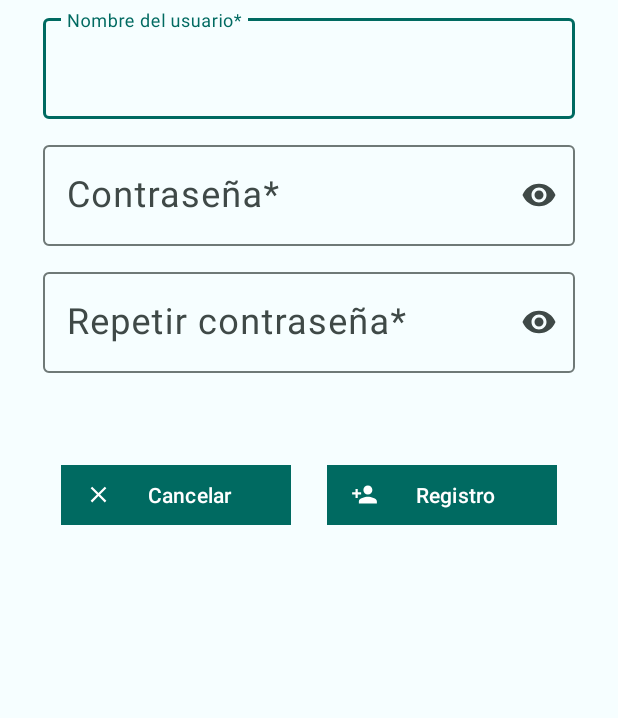
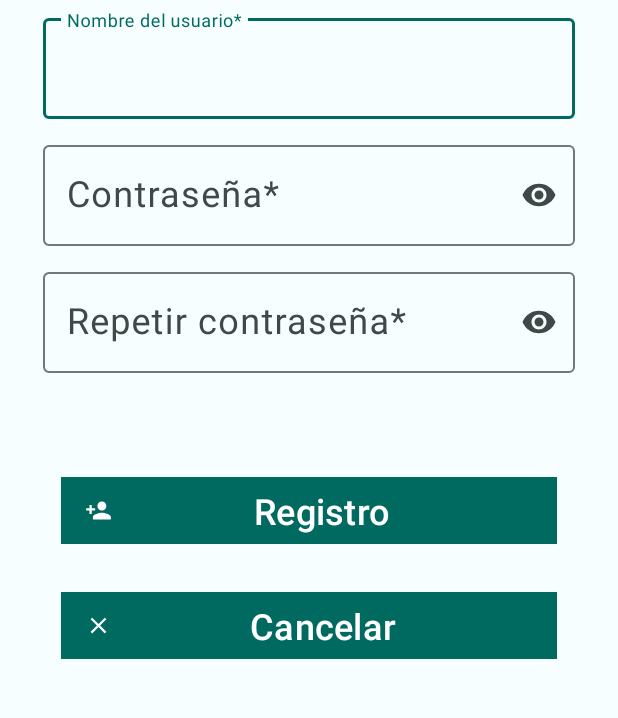
Before and after one commit to luisbargar/pastillApp, an Android app: the RegistroActivity screen opened directly, with no data from a screen before it, on a phone screen of 412 x 824 dp, the part 424-1142 px from its top. Run offline under Robolectric (Android 15) with nearby library versions, the phone set to English and light mode, and no system bars.

Commit message:
botones grandes y ordenados

```diff
--- a/app/src/main/res/layout/activity_home.xml
+++ b/app/src/main/res/layout/activity_home.xml
@@ -20,6 +20,9 @@
         android:layout_height="match_parent"
         android:layout_gravity="start"
         android:fitsSystemWindows="true"
+        app:drawerLayoutCornerSize="1dp"
         app:headerLayout="@layout/nav_header_home"
-        app:menu="@menu/activity_main_drawer" />
+        app:itemIconSize="32dp"
+        app:menu="@menu/activity_main_drawer"
+        app:subheaderInsetEnd="28dp" />
 </androidx.drawerlayout.widget.DrawerLayout>
--- a/app/src/main/res/layout/activity_new_device.xml
+++ b/app/src/main/res/layout/activity_new_device.xml
@@ -179,9 +179,10 @@
                 android:layout_marginTop="20dp"
                 android:layout_marginEnd="110dp"
                 android:text="@string/guardar"
+                android:textSize="24sp"
+                app:cornerRadius="1dp"
                 app:layout_constraintEnd_toEndOf="@id/guideline_vertical_93"
-                app:layout_constraintTop_toBottomOf="@id/ll_horariosS"
-                app:cornerRadius="0dp"/>
+                app:layout_constraintTop_toBottomOf="@id/ll_horariosS" />
 
             <com.google.android.material.button.MaterialButton
                 android:id="@+id/eliminar"
--- a/app/src/main/res/layout/activity_registro.xml
+++ b/app/src/main/res/layout/activity_registro.xml
@@ -31,8 +31,10 @@
         android:id="@+id/guideline_horizontal_50"
         android:layout_width="wrap_content"
         android:layout_height="wrap_content"
+        android:layout_marginTop="32dp"
         android:orientation="horizontal"
-        app:layout_constraintGuide_percent="0.7" />
+        app:layout_constraintGuide_percent="0.69"
+        app:layout_constraintTop_toTopOf="parent" />
 
     <androidx.constraintlayout.widget.Guideline
         android:id="@+id/guideline_horizontal_93"
@@ -118,33 +120,40 @@
     <LinearLayout
         android:layout_width="0dp"
         android:layout_height="wrap_content"
-        android:orientation="horizontal"
+        android:layout_marginTop="16dp"
+        android:orientation="vertical"
         app:layout_constraintEnd_toEndOf="@id/guideline_vertical_93"
         app:layout_constraintStart_toStartOf="@id/guideline_vertical_7"
         app:layout_constraintTop_toBottomOf="@id/guideline_horizontal_50">
 
+
+
+        <com.google.android.material.button.MaterialButton
+            android:id="@+id/registro"
+            style="@style/Widget.Material3.Button.Icon"
+            android:layout_width="match_parent"
+            android:layout_height="wrap_content"
+            android:layout_margin="@dimen/default_margin"
+            android:layout_weight="1"
+            android:text="@string/registro"
+            android:textSize="24sp"
+            app:cornerRadius="0dp"
+            app:icon="@drawable/ic_baseline_person_add_24" />
+
         <com.google.android.material.button.MaterialButton
             android:id="@+id/cancelar"
             style="@style/Widget.Material3.Button.Icon"
-            android:layout_width="0dp"
+            android:layout_width="match_parent"
             android:layout_height="wrap_content"
             android:layout_margin="@dimen/default_margin"
             android:layout_weight="1"
             android:text="@string/cancelar"
             android:textColorLink="#00695C"
-            app:icon="@drawable/ic_baseline_close_24"
-            app:cornerRadius="0dp"/>
+            android:textSize="24dp"
+            app:cornerRadius="0dp"
+            app:icon="@drawable/ic_baseline_close_24" />
 
-        <com.google.android.material.button.MaterialButton
-            android:id="@+id/registro"
-            style="@style/Widget.Material3.Button.Icon"
-            android:layout_width="0dp"
-            android:layout_height="wrap_content"
-            android:layout_margin="@dimen/default_margin"
-            android:layout_weight="1"
-            android:text="@string/registro"
-            app:icon="@drawable/ic_baseline_person_add_24"
-            app:cornerRadius="0dp"/>
+
     </LinearLayout>
 
 </androidx.constraintlayout.widget.ConstraintLayout>
--- a/app/src/main/res/layout/full_device.xml
+++ b/app/src/main/res/layout/full_device.xml
@@ -32,6 +32,7 @@
             android:layout_width="0dp"
             android:layout_height="wrap_content"
             android:textAlignment="center"
+            android:textSize="28sp"
             app:layout_constraintBottom_toTopOf="@+id/uso"
             app:layout_constraintEnd_toEndOf="parent"
             app:layout_constraintStart_toStartOf="parent"
@@ -53,6 +54,7 @@
             android:layout_height="wrap_content"
             android:layout_marginBottom="8dp"
             android:textAlignment="center"
+            android:textSize="24sp"
             app:layout_constraintBottom_toTopOf="@+id/numero"
             app:layout_constraintEnd_toEndOf="parent"
             app:layout_constraintStart_toStartOf="parent"
@@ -87,6 +89,7 @@
             android:layout_height="wrap_content"
             android:text="@string/horario"
             android:textAlignment="center"
+            android:textSize="24sp"
             app:layout_constraintBottom_toTopOf="@+id/ll2"
             app:layout_constraintEnd_toEndOf="parent"
             app:layout_constraintStart_toStartOf="parent"
```
Also changed, not shown: app/src/main/res/layout/activity_login.xml (+23 -16 lines), app/src/main/res/layout/app_bar_home.xml (+4 -3 lines), app/src/main/res/layout/device.xml (+8 -6 lines).
